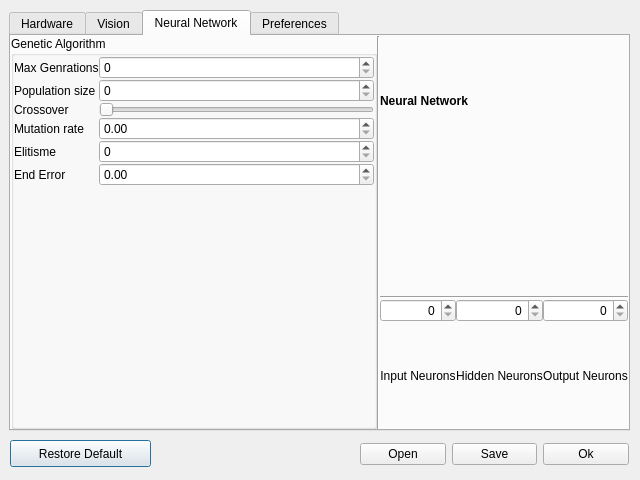
First picture: the form in src/VSA/dialogsettings.ui, repository jellespijker/VisionSoilAnalyzer, before the edit.
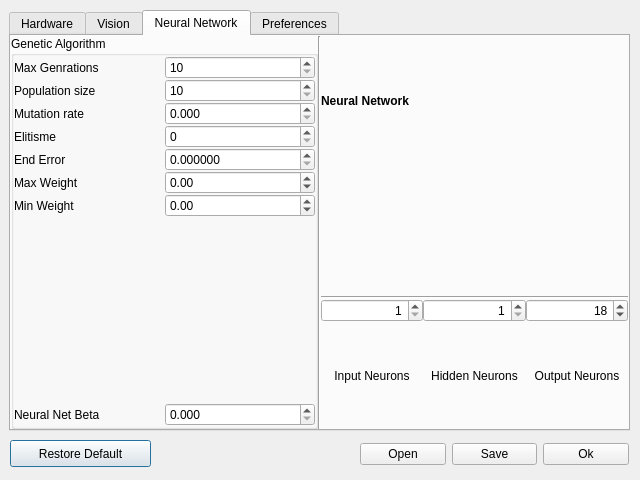
Second picture: the form after the edit. The open tabs and pages were chosen to show the change.

Commit message: Updated Setting dialog such that Settings end NN class can be altered

```diff
--- a/src/VSA/dialogsettings.ui
+++ b/src/VSA/dialogsettings.ui
@@ -1266,71 +1266,108 @@
           </property>
           <item row="0" column="1">
            <layout class="QGridLayout" name="gridLayout_10">
-            <item row="2" column="1">
-             <widget class="QSlider" name="horizontalSlider_Crossover">
-              <property name="orientation">
-               <enum>Qt::Horizontal</enum>
+            <item row="4" column="2">
+             <widget class="QDoubleSpinBox" name="doubleSpinBox_endError">
+              <property name="decimals">
+               <number>6</number>
               </property>
+              <property name="maximum">
+               <double>1.000000000000000</double>
+              </property>
+              <property name="singleStep">
+               <double>0.000010000000000</double>
+              </property>
              </widget>
             </item>
-            <item row="2" column="0">
-             <widget class="QLabel" name="label_26">
+            <item row="6" column="1">
+             <widget class="QLabel" name="label_33">
               <property name="text">
-               <string>Crossover</string>
+               <string>Min Weight</string>
               </property>
              </widget>
             </item>
-            <item row="4" column="0">
+            <item row="5" column="1">
+             <widget class="QLabel" name="label_32">
+              <property name="text">
+               <string>Max Weight</string>
+              </property>
+             </widget>
+            </item>
+            <item row="4" column="1">
+             <widget class="QLabel" name="label_29">
+              <property name="text">
+               <string>End Error</string>
+              </property>
+             </widget>
+            </item>
+            <item row="3" column="1">
              <widget class="QLabel" name="label_28">
               <property name="text">
                <string>Elitisme</string>
               </property>
              </widget>
             </item>
+            <item row="0" column="2">
+             <widget class="QSpinBox" name="spinBox_MaxGen">
+              <property name="minimum">
+               <number>10</number>
+              </property>
+              <property name="maximum">
+               <number>10000</number>
+              </property>
+             </widget>
+            </item>
+            <item row="1" column="2">
+             <widget class="QSpinBox" name="spinBox_PopSize">
+              <property name="minimum">
+               <number>10</number>
+              </property>
+              <property name="maximum">
+               <number>200</number>
+              </property>
+              <property name="singleStep">
+               <number>2</number>
+              </property>
+             </widget>
+            </item>
+            <item row="2" column="2">
+             <widget class="QDoubleSpinBox" name="doubleSpinBox_MutationRate">
+              <property name="decimals">
+               <number>3</number>
+              </property>
+              <property name="maximum">
+               <double>1.000000000000000</double>
+              </property>
+              <property name="singleStep">
+               <double>0.005000000000000</double>
+              </property>
+             </widget>
+            </item>
             <item row="1" column="1">
-             <widget class="QSpinBox" name="spinBox_PopSize"/>
-            </item>
-            <item row="0" column="1">
-             <widget class="QSpinBox" name="spinBox_MaxGen"/>
-            </item>
-            <item row="1" column="0">
              <widget class="QLabel" name="label_25">
               <property name="text">
                <string>Population size</string>
               </property>
              </widget>
             </item>
-            <item row="3" column="0">
+            <item row="3" column="2">
+             <widget class="QSpinBox" name="spinBox_Elitisme"/>
+            </item>
+            <item row="2" column="1">
              <widget class="QLabel" name="label_27">
               <property name="text">
                <string>Mutation rate</string>
               </property>
              </widget>
             </item>
-            <item row="0" column="0">
+            <item row="0" column="1">
              <widget class="QLabel" name="label_24">
               <property name="text">
                <string>Max Genrations</string>
               </property>
              </widget>
             </item>
-            <item row="3" column="1">
-             <widget class="QDoubleSpinBox" name="doubleSpinBox_MutationRate"/>
-            </item>
-            <item row="4" column="1">
-             <widget class="QSpinBox" name="spinBox_Elitisme"/>
-            </item>
-            <item row="5" column="0">
-             <widget class="QLabel" name="label_29">
-              <property name="text">
-               <string>End Error</string>
-              </property>
-             </widget>
-            </item>
-            <item row="5" column="1">
-             <widget class="QDoubleSpinBox" name="doubleSpinBox_endError"/>
-            </item>
-            <item row="6" column="0">
+            <item row="7" column="1">
              <spacer name="verticalSpacer_3">
               <property name="orientation">
                <enum>Qt::Vertical</enum>
@@ -1343,6 +1380,46 @@
               </property>
              </spacer>
             </item>
+            <item row="8" column="2">
+             <widget class="QDoubleSpinBox" name="doubleSpinBox_Beta">
+              <property name="decimals">
+               <number>3</number>
+              </property>
+              <property name="maximum">
+               <double>1.000000000000000</double>
+              </property>
+              <property name="singleStep">
+               <double>0.010000000000000</double>
+              </property>
+             </widget>
+            </item>
+            <item row="8" column="1">
+             <widget class="QLabel" name="label_30">
+              <property name="text">
+               <string>Neural Net Beta</string>
+              </property>
+             </widget>
+            </item>
+            <item row="5" column="2">
+             <widget class="QDoubleSpinBox" name="doubleSpinBox_maxWeight">
+              <property name="minimum">
+               <double>-1000.000000000000000</double>
+              </property>
+              <property name="maximum">
+               <double>1000.000000000000000</double>
+              </property>
+             </widget>
+            </item>
+            <item row="6" column="2">
+             <widget class="QDoubleSpinBox" name="doubleSpinBox_MinWeight">
+              <property name="minimum">
+               <double>-1000.000000000000000</double>
+              </property>
+              <property name="maximum">
+               <double>1000.000000000000000</double>
+              </property>
+             </widget>
+            </item>
            </layout>
           </item>
          </layout>
@@ -1394,6 +1471,12 @@
              <property name="alignment">
               <set>Qt::AlignRight|Qt::AlignTrailing|Qt::AlignVCenter</set>
              </property>
+             <property name="minimum">
+              <number>1</number>
+             </property>
+             <property name="maximum">
+              <number>200</number>
+             </property>
             </widget>
            </item>
            <item row="0" column="1">
@@ -1401,6 +1484,12 @@
              <property name="alignment">
               <set>Qt::AlignRight|Qt::AlignTrailing|Qt::AlignVCenter</set>
              </property>
+             <property name="minimum">
+              <number>1</number>
+             </property>
+             <property name="maximum">
+              <number>1000</number>
+             </property>
             </widget>
            </item>
            <item row="0" column="2">
@@ -1408,6 +1497,15 @@
              <property name="alignment">
               <set>Qt::AlignRight|Qt::AlignTrailing|Qt::AlignVCenter</set>
              </property>
+             <property name="minimum">
+              <number>1</number>
+             </property>
+             <property name="maximum">
+              <number>100</number>
+             </property>
+             <property name="value">
+              <number>18</number>
+             </property>
             </widget>
            </item>
            <item row="1" column="0">
```
Left out of the diff: 2 changed lines with no effect on the pictures. The commit also changes 2 other files.
